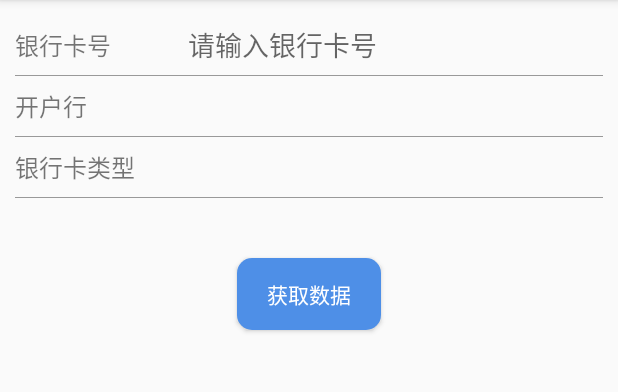
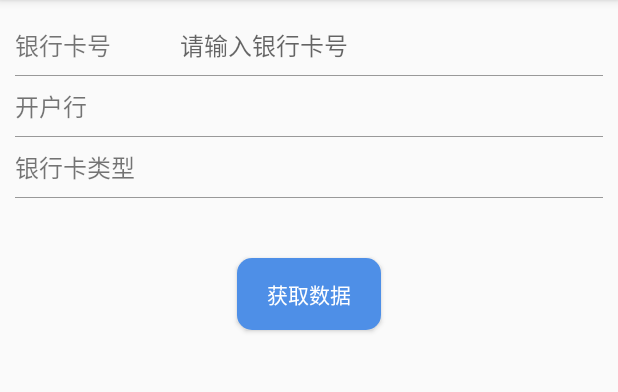
Before and after one commit to MardaWang0518/BankCardDemo, an Android app: the screen it shows after launch (MainActivity), after a tap on "获取数据", on a phone screen of 412 x 824 dp, the part 84-476 px from its top. Run offline under Robolectric (Android 15) with nearby library versions, the phone set to English and light mode, and no system bars.

Commit message:
bug修改

```diff
--- a/app/src/main/java/com/card/mardawang/bankcarddemo/MainActivity.java
+++ b/app/src/main/java/com/card/mardawang/bankcarddemo/MainActivity.java
@@ -7,8 +7,6 @@ import android.widget.Button;
 import android.widget.EditText;
 import android.widget.TextView;
 import android.widget.Toast;
-
-import java.util.regex.Pattern;
 
 //根据银行卡号获取银行及银行卡类型
 public class MainActivity extends AppCompatActivity {
@@ -38,7 +36,7 @@ public class MainActivity extends AppCompatActivity {
             @Override
             public void onClick(View v) {
                 cardnum = et_cardnum.getText().toString().trim();
-                if (cardnum!=null && Pattern.matches(cardnum,"pattern = /^([1-9]{1})(\\d{14}|\\d{18})$/")) {
+                if (cardnum!=null && cardnum.length()>6) {
                     bankinfobean = new BankInfoBean(cardnum);
                     tv_bankname.setText(bankinfobean.getBankName());
                     tv_cardtype.setText(bankinfobean.getCardType());
--- a/app/src/main/res/layout/activity_main.xml
+++ b/app/src/main/res/layout/activity_main.xml
@@ -17,19 +17,20 @@
             android:layout_height="match_parent"
             android:gravity="center_vertical"
             android:text="银行卡号 "
-            android:textSize="16sp"/>
+            android:textSize="16sp"
+            android:id="@+id/textView" />
 
 
         <EditText
             android:id="@+id/et_cardnum"
-            android:layout_width="wrap_content"
+            android:layout_width="match_parent"
             android:layout_height="match_parent"
             android:background="@null"
             android:gravity="center_vertical"
             android:hint="请输入银行卡号"
             android:inputType="number"
-            android:paddingLeft="15dp"
-            android:textSize="18sp" />
+            android:paddingLeft="10dp"
+            android:textSize="16sp" />
 
     </LinearLayout>
 
@@ -54,11 +55,11 @@
 
         <TextView
             android:id="@+id/tv_bankname"
-            android:layout_width="wrap_content"
+            android:layout_width="match_parent"
             android:layout_height="match_parent"
             android:gravity="center_vertical"
-            android:paddingLeft="15dp"
-            android:textSize="18sp" />
+            android:paddingLeft="10dp"
+            android:textSize="16sp" />
 
     </LinearLayout>
 
@@ -82,11 +83,11 @@
 
         <TextView
             android:id="@+id/tv_cardtype"
-            android:layout_width="wrap_content"
+            android:layout_width="match_parent"
             android:layout_height="match_parent"
             android:gravity="center_vertical"
-            android:paddingLeft="15dp"
-            android:textSize="18sp" />
+            android:paddingLeft="10dp"
+            android:textSize="16sp" />
 
     </LinearLayout>
 
```
